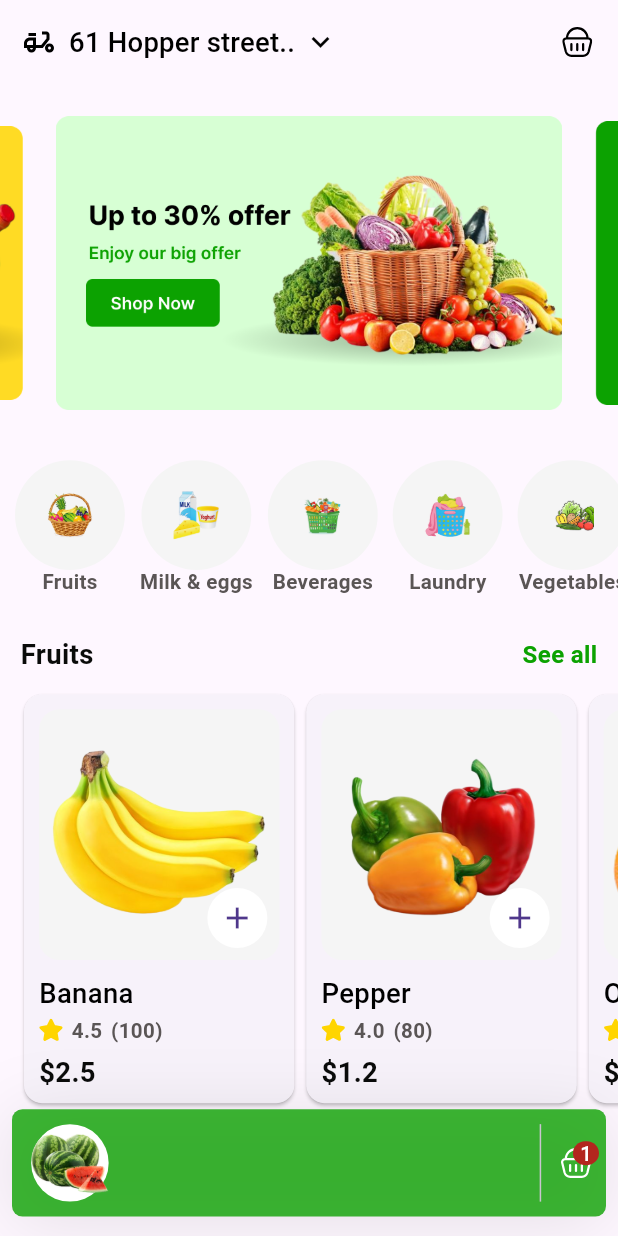
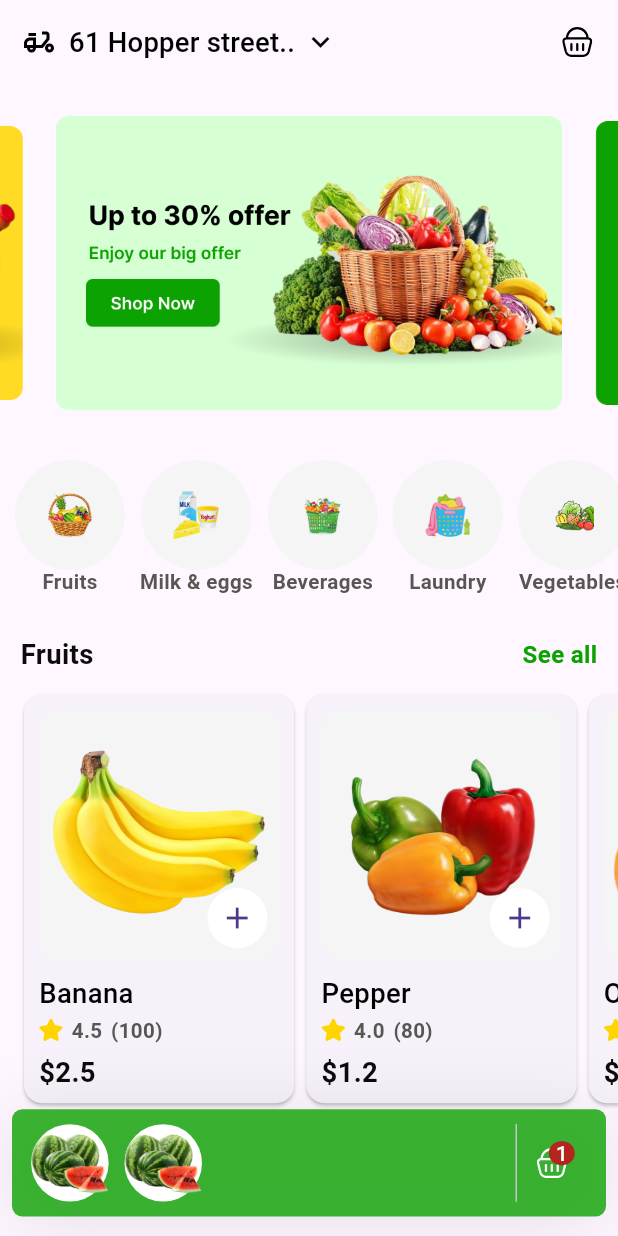
Before and after one commit to AmrElzohairy/fruits_app, a Flutter app: the screen it shows after launch, on a phone screen of 412 x 824 dp. Run offline on Flutter 3.47's test engine with Material 3 defaults, Android fonts, the phone set to English and light mode, and no system bars; drawn by our look-alikes of carousel_slider; our stand-ins replace flutter_screenutil, flutter_svg.

Commit message:
refactor widgets in cart using expanded

```diff
--- a/lib/features/home/presentation/widgets/home_cart.dart
+++ b/lib/features/home/presentation/widgets/home_cart.dart
@@ -32,12 +32,27 @@ class HomeCart extends StatelessWidget {
         ),
         child: Row(
           children: [
-            CircleAvatar(
+            Expanded(
+              flex: 11,
+              child: ListView.builder(
+                scrollDirection: Axis.horizontal,
+                itemCount: 2,
+                itemBuilder: (context, index) {
+                  return Padding(
+                    padding: const EdgeInsets.only(right: 5),
+                    child: CircleAvatar(
                       backgroundColor: AppColors.white,
                       radius: 25.r,
                       child: Image.asset(Assets.imagesWatermelon),
                     ),
-            const Spacer(),
+                  );
+                },
+              ),
+            ),
+            Expanded(
+              flex: 2,
+              child: Row(
+                children: [
                   const VerticalDivider(),
                   SizedBox(width: 5.w),
                   Badge(
@@ -59,6 +74,9 @@ class HomeCart extends StatelessWidget {
                 ],
               ),
             ),
+          ],
+        ),
+      ),
     );
   }
 }
```
Lines whose indentation alone changed are shown as unchanged.
